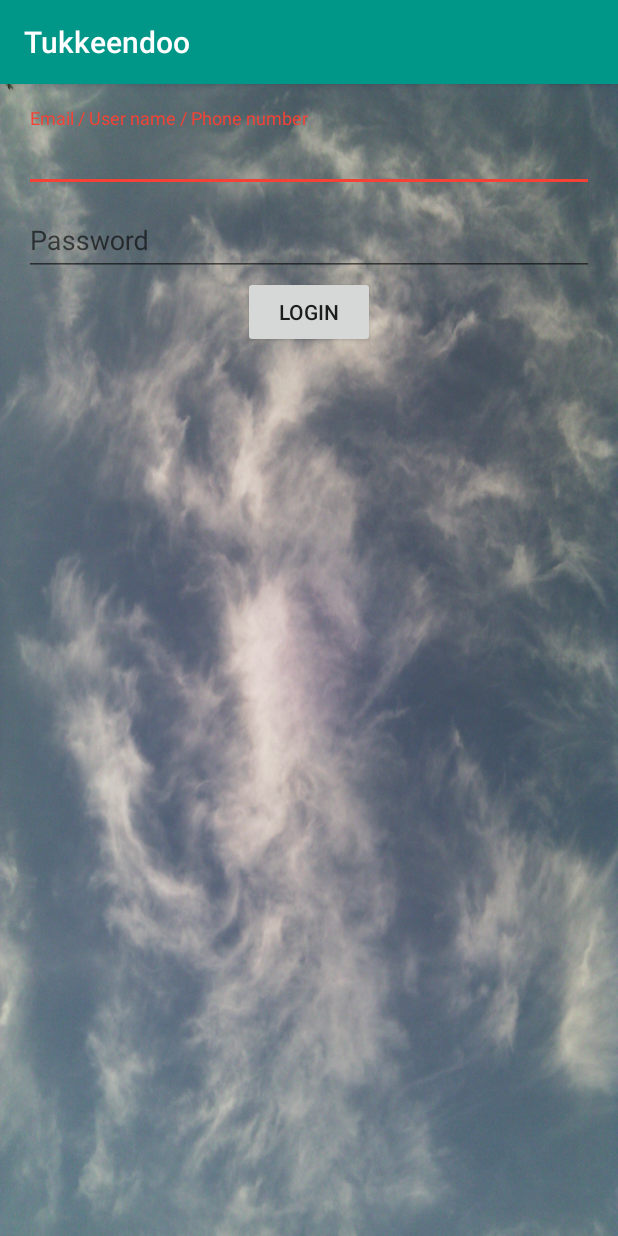
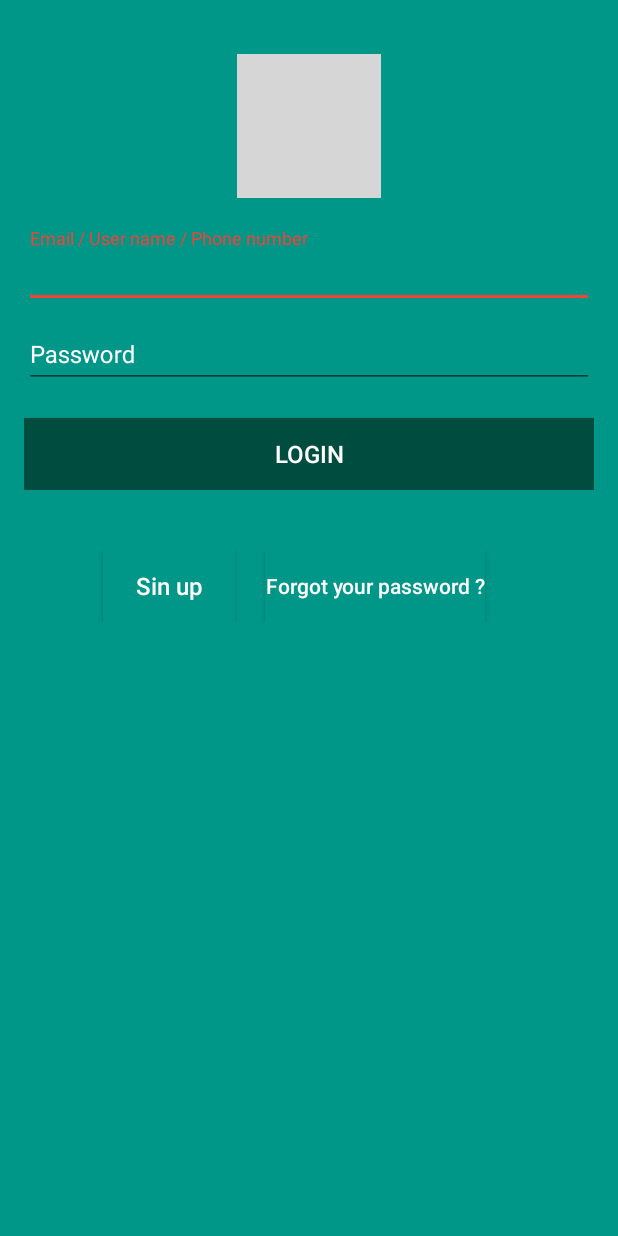
Before and after one commit to Toolbi/wootekay, an Android app: the screen it shows after launch (LoginActivity), on a phone screen of 412 x 824 dp. Run offline under Robolectric (Android 15) with nearby library versions, the phone set to English and light mode, and no system bars; grey boxes are pictures that could not be loaded.

Commit message:
Login styling

```diff
--- a/Tukkeendoo/tukkeendoo/src/main/java/com/tukkeendoo/app/models/User.java
+++ b/Tukkeendoo/tukkeendoo/src/main/java/com/tukkeendoo/app/models/User.java
@@ -4,6 +4,9 @@ package com.tukkeendoo.app.models;
  * Created by fallou on 11/05/2016.
  */
 public class User {
-    private String email;
-    private String password;
+    private String token;
+
+    public static void saveToken(String token){
+
+    }
 }
--- a/Tukkeendoo/tukkeendoo/src/main/java/com/tukkeendoo/app/view/home/HomeActivity.java
+++ b/Tukkeendoo/tukkeendoo/src/main/java/com/tukkeendoo/app/view/home/HomeActivity.java
@@ -1,12 +1,10 @@
 package com.tukkeendoo.app.view.home;
 
-import android.content.Intent;
 import android.os.Bundle;
 import android.support.v7.app.AppCompatActivity;
 import android.widget.TextView;
 
 import com.tukkeendoo.app.R;
-import com.tukkeendoo.app.view.login.LoginActivity;
 
 public class HomeActivity extends AppCompatActivity {
 
@@ -22,8 +20,8 @@ public class HomeActivity extends AppCompatActivity {
 
     @Override
     public void onBackPressed() {
-        //super.onBackPressed();
-        startActivity(new Intent(this, LoginActivity.class));
-        finish();
+        super.onBackPressed();
+//        startActivity(new Intent(this, LoginActivity.class));
+//        finish();
     }
 }
--- a/Tukkeendoo/tukkeendoo/src/main/java/com/tukkeendoo/app/view/login/LoginActivity.java
+++ b/Tukkeendoo/tukkeendoo/src/main/java/com/tukkeendoo/app/view/login/LoginActivity.java
@@ -6,6 +6,7 @@ import android.view.View;
 import android.widget.AutoCompleteTextView;
 import android.widget.Button;
 import android.widget.EditText;
+import android.widget.TextView;
 
 import com.tukkeendoo.app.R;
 import com.tukkeendoo.app.config.Tukkeendoo;
@@ -14,6 +15,7 @@ import com.tukkeendoo.app.network.HTTPResponse;
 import com.tukkeendoo.app.network.Webservice;
 import com.tukkeendoo.app.view.Base.BaseActivity;
 import com.tukkeendoo.app.view.home.HomeActivity;
+import com.tukkeendoo.app.view.register.RegisterActivity;
 
 import org.json.JSONObject;
 
@@ -21,14 +23,22 @@ import java.util.HashMap;
 import java.util.Map;
 
 public class LoginActivity extends BaseActivity {
+    private TextView textUserInformer;
     private AutoCompleteTextView textUserName;
     private EditText textPassword;
     private Button loginButton;
+    private Button registerButton;
+    private Button forgotPasswordButton;
 
     @Override
     protected void onCreate(Bundle savedInstanceState) {
         super.onCreate(savedInstanceState);
         setContentView(R.layout.activity_login);
+        initViews();
+    }
+
+    private void initViews(){
+        textUserInformer = (TextView) findViewById(R.id.text_user_informer);
         textUserName = (AutoCompleteTextView)findViewById(R.id.text_user_name);
         textPassword = (EditText) findViewById(R.id.text_password);
         loginButton = (Button) findViewById(R.id.login_button);
@@ -38,6 +48,14 @@ public class LoginActivity extends BaseActivity {
                 login();
             }
         });
+        registerButton = (Button) findViewById(R.id.register_button);
+        registerButton.setOnClickListener(new View.OnClickListener() {
+            @Override
+            public void onClick(View v) {
+                startRegisterActivity();
+            }
+        });
+        forgotPasswordButton = (Button) findViewById(R.id.forgot_password_button);
     }
 
 
@@ -49,6 +67,11 @@ public class LoginActivity extends BaseActivity {
         parameters.put("password", password);
         HTTPRequest request = new HTTPRequest(Tukkeendoo.TEST_URL,HTTPRequest.POST,parameters);
         Webservice.executeRequestWithListener(request, this);
+    }
+
+    private void startRegisterActivity(){
+        Intent intent = new Intent(this, RegisterActivity.class);
+        startActivity(intent);
     }
 
     @Override
--- a/Tukkeendoo/tukkeendoo/src/main/java/com/tukkeendoo/app/view/splash/SplashActivity.java
+++ b/Tukkeendoo/tukkeendoo/src/main/java/com/tukkeendoo/app/view/splash/SplashActivity.java
@@ -2,7 +2,7 @@ package com.tukkeendoo.app.view.splash;
 
 import android.content.Intent;
 import android.os.Bundle;
-import android.view.ViewGroup;
+import android.os.Handler;
 
 import com.tukkeendoo.app.R;
 import com.tukkeendoo.app.view.Base.BaseActivity;
@@ -10,7 +10,6 @@ import com.tukkeendoo.app.view.login.LoginActivity;
 
 public class SplashActivity extends BaseActivity {
     private String LOG_TAG = SplashActivity.class.getSimpleName();
-    private ViewGroup container;
     private Runnable loginRunnable = new Runnable() {
         @Override
         public void run() {
@@ -22,8 +21,8 @@ public class SplashActivity extends BaseActivity {
     protected void onCreate(Bundle savedInstanceState) {
         super.onCreate(savedInstanceState);
         setContentView(R.layout.activity_splash);
-        container = (ViewGroup) findViewById(R.id.container);
-        container.postDelayed(loginRunnable, 4 /* milliseconds */);
+
+        new Handler().postDelayed(loginRunnable, 8 /* milliseconds */);
     }
 
     private void startLoginActivity(){
--- a/Tukkeendoo/tukkeendoo/src/main/res/layout/activity_home.xml
+++ b/Tukkeendoo/tukkeendoo/src/main/res/layout/activity_home.xml
@@ -14,6 +14,7 @@
         android:layout_width="match_parent"
         android:layout_height="wrap_content"
         android:id="@+id/text_welcome"
-        android:gravity="center"/>
+        android:textSize="@dimen/police_size"
+        android:layout_gravity="center"/>
 
 </RelativeLayout>
--- a/Tukkeendoo/tukkeendoo/src/main/res/layout/activity_login.xml
+++ b/Tukkeendoo/tukkeendoo/src/main/res/layout/activity_login.xml
@@ -3,39 +3,116 @@
     xmlns:tools="http://schemas.android.com/tools"
     android:layout_width="match_parent"
     android:layout_height="match_parent"
-    android:paddingBottom="@dimen/activity_vertical_margin"
-    android:paddingLeft="@dimen/activity_horizontal_margin"
-    android:paddingRight="@dimen/activity_horizontal_margin"
-    android:paddingTop="@dimen/activity_vertical_margin"
+    android:padding="@dimen/activity_padding"
     android:orientation="vertical"
-    android:background="@drawable/image_test"
+    android:background="@color/tukkeeVert"
     tools:context="com.tukkeendoo.app.view.login.LoginActivity">
+
+    <TextView
+        android:layout_width="match_parent"
+        android:layout_height="wrap_content"
+        android:id="@+id/text_user_informer"
+        android:background="@color/tukkeeOrange"
+        android:visibility="gone"/>
+
+    <include layout="@layout/separator" />
+
+    <ImageView
+        android:layout_width="wrap_content"
+        android:layout_height="wrap_content"
+        android:id="@+id/app_logo"
+        android:src="@drawable/logo"
+        android:layout_gravity="center"/>
+
+    <include layout="@layout/separator"/>
+
+    <LinearLayout
+        android:layout_width="match_parent"
+        android:layout_height="wrap_content"
+        android:orientation="vertical"
+        android:layout_gravity="center_vertical">
 
         <!-- User name -->
 
         <android.support.design.widget.TextInputLayout android:layout_width="match_parent"
             android:layout_height="wrap_content">
-        <AutoCompleteTextView android:id="@+id/text_user_name" android:layout_width="match_parent"
-            android:layout_height="wrap_content" android:hint="@string/textUsername"
-            android:inputType="textEmailAddress" android:maxLines="1"
-            android:singleLine="true" />
+            <AutoCompleteTextView android:id="@+id/text_user_name"
+                android:layout_width="match_parent"
+                android:layout_height="wrap_content"
+                android:textColorHint="@color/white"
+                android:hint="@string/textUsername"
+                android:inputType="textEmailAddress"
+                android:maxLines="1"
+                android:textColor="@color/white"
+                android:textSize="@dimen/police_size"
+                android:singleLine="true"/>
         </android.support.design.widget.TextInputLayout>
 
         <!-- Password -->
         <android.support.design.widget.TextInputLayout android:layout_width="match_parent"
             android:layout_height="wrap_content">
-        <EditText android:id="@+id/text_password" android:layout_width="match_parent"
-            android:layout_height="wrap_content" android:hint="@string/textPassword"
-            android:inputType="textPassword" android:maxLines="1"
-            android:singleLine="true" />
+            <EditText android:id="@+id/text_password"
+                android:layout_width="match_parent"
+                android:layout_height="wrap_content"
+                android:textColorHint="@color/white"
+                android:hint="@string/textPassword"
+                android:inputType="textPassword"
+                android:maxLines="1"
+                android:singleLine="true"
+                android:textColor="@color/white"
+                android:textSize="@dimen/police_size"
+                android:layout_below="@id/text_user_name"/>
         </android.support.design.widget.TextInputLayout>
+
+        <include layout="@layout/separator"/>
+
+        <Button
+            android:layout_width="match_parent"
+            android:layout_height="wrap_content"
+            android:text="@string/login_button"
+            android:textSize="@dimen/police_size"
+            android:id="@+id/login_button"
+            android:textColor="@color/white"
+            android:background="@color/tukkeeDarkVert"
+            android:layout_gravity="center"
+            android:layout_below="@id/text_password"/>
+
+    </LinearLayout>
+
+    <include layout="@layout/separator"/>
+    <include layout="@layout/separator"/>
+
+    <LinearLayout
+        android:layout_width="match_parent"
+        android:layout_height="wrap_content"
+        android:orientation="horizontal"
+        android:gravity="center">
 
         <Button
             android:layout_width="wrap_content"
             android:layout_height="wrap_content"
-        android:text="@string/login_button"
-        android:id="@+id/login_button"
-        android:layout_gravity="center"
-        android:layout_below="@id/text_password"/>
+            android:text="@string/sin_up"
+            android:id="@+id/register_button"
+            android:textAllCaps="false"
+            android:textColor="@color/white"
+            android:textSize="@dimen/police_size"
+            android:background="@color/tukkeeVert"
+            android:layout_gravity="center"/>
+
+        <include layout="@layout/separator"/>
+
+        <Button
+            android:layout_width="wrap_content"
+            android:layout_height="wrap_content"
+            android:text="@string/forgot_my_password"
+            android:id="@+id/forgot_password_button"
+            android:textColor="@color/white"
+            android:textAllCaps="false"
+            android:background="@color/tukkeeVert"
+            android:layout_gravity="center"/>
+
+        <include layout="@layout/separator"/>
 
     </LinearLayout>
+
+</LinearLayout>
--- a/Tukkeendoo/tukkeendoo/src/main/res/layout/activity_splash.xml
+++ b/Tukkeendoo/tukkeendoo/src/main/res/layout/activity_splash.xml
@@ -4,16 +4,8 @@
     android:layout_width="match_parent"
     android:layout_height="match_parent"
     android:orientation="vertical"
-    android:fitsSystemWindows="true"
+    android:background="@drawable/image_test"
     tools:context=".view.splash.SplashActivity">
 
-    <LinearLayout
-        android:layout_width="match_parent"
-        android:layout_height="match_parent"
-        android:orientation="vertical"
-        android:id="@+id/container"
-        android:background="@drawable/image_test"
-        android:scaleType="centerCrop">
-    </LinearLayout>
 
 </LinearLayout>
--- /dev/null
+++ b/Tukkeendoo/tukkeendoo/src/main/res/layout/separator.xml
@@ -0,0 +1,7 @@
+<?xml version="1.0" encoding="utf-8"?>
+<FrameLayout xmlns:android="http://schemas.android.com/apk/res/android"
+    android:layout_width="@dimen/separator_size"
+    android:layout_height="@dimen/separator_size"
+    android:visibility="invisible">
+
+</FrameLayout>
--- a/Tukkeendoo/tukkeendoo/src/main/res/values/colors.xml
+++ b/Tukkeendoo/tukkeendoo/src/main/res/values/colors.xml
@@ -4,5 +4,8 @@
     <color name="colorPrimaryDark">#004d40</color>
     <color name="colorAccent">#f44336</color>
     <color name="gray">#c7c9c9</color>
-    <color name="tukkeendoo">#009688</color>
+    <color name="white">#ffffff</color>
+    <color name="tukkeeVert">#009688</color>
+    <color name="tukkeeDarkVert">#004d40</color>
+    <color name="tukkeeOrange">#f44336</color>
 </resources>
--- a/Tukkeendoo/tukkeendoo/src/main/res/values/dimens.xml
+++ b/Tukkeendoo/tukkeendoo/src/main/res/values/dimens.xml
@@ -4,4 +4,7 @@
     <dimen name="activity_vertical_margin">16dp</dimen>
     <dimen name="dialog_progress_width">100dp</dimen>
     <dimen name="dialog_progress_height">100dp</dimen>
+    <dimen name="police_size">16sp</dimen>
+    <dimen name="separator_size">20dp</dimen>
+    <dimen name="activity_padding">16dp</dimen>
 </resources>
--- a/Tukkeendoo/tukkeendoo/src/main/res/values/strings.xml
+++ b/Tukkeendoo/tukkeendoo/src/main/res/values/strings.xml
@@ -4,4 +4,7 @@
     <string name="textPassword">Password</string>
     <string name="textUsername">Email / User name / Phone number</string>
     <string name="login_button">Login</string>
+    <string name="register">Register</string>
+    <string name="forgot_my_password">Forgot your password ?</string>
+    <string name="sin_up">Sin up</string>
 </resources>
--- a/Tukkeendoo/tukkeendoo/src/main/res/values/styles.xml
+++ b/Tukkeendoo/tukkeendoo/src/main/res/values/styles.xml
@@ -6,8 +6,14 @@
         <item name="colorPrimary">@color/colorPrimary</item>
         <item name="colorPrimaryDark">@color/colorPrimaryDark</item>
         <item name="colorAccent">@color/colorAccent</item>
+        <item name="android:textColorHint">@color/white</item>
     </style>
-    <style name="AppTheme.NoActionBar">
+
+    <style name="AppTheme.NoActionBar" parent="Theme.AppCompat.Light">
+        <item name="colorPrimary">@color/colorPrimary</item>
+        <item name="colorPrimaryDark">@color/colorPrimaryDark</item>
+        <item name="colorAccent">@color/colorAccent</item>
+        <item name="android:textColorHint">@color/white</item>
         <item name="windowActionBar">false</item>
         <item name="windowNoTitle">true</item>
     </style>
```
Also changed, not shown: Tukkeendoo/tukkeendoo/src/main/AndroidManifest.xml (+5 -2 lines), 1 other file. Lines whose indentation alone changed are shown as unchanged.
